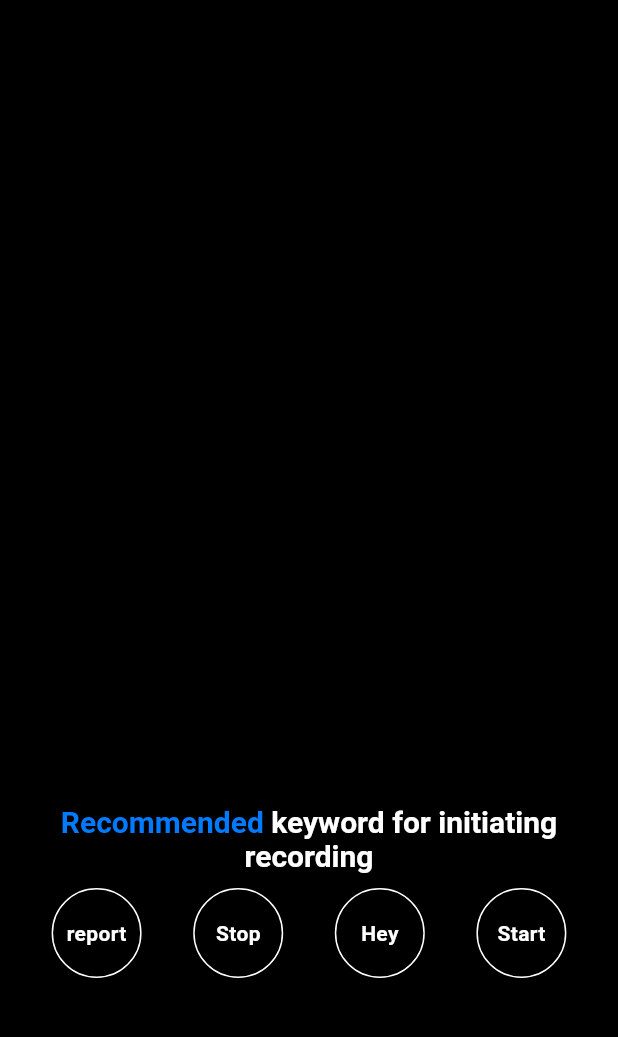
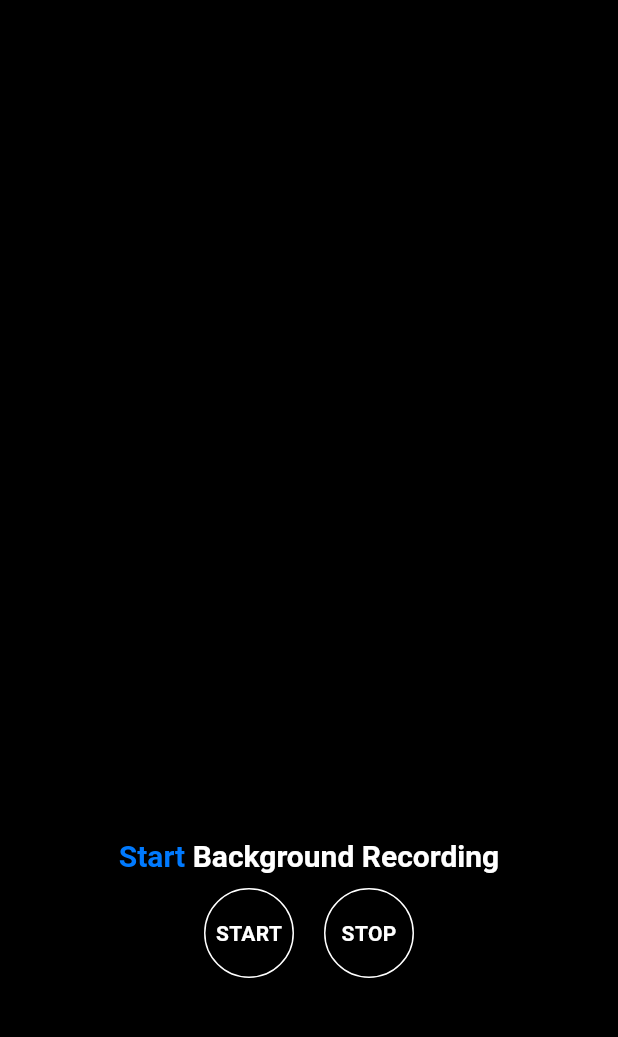
Before and after one commit to AGILE-CK/GDSC-Archivit-Frontend, a Flutter app: the VoiceSettingScreen screen opened directly, on a phone screen of 412 x 824 dp, the part 138-1175 px from its top. Run offline on Flutter 3.47's test engine with Material 3 defaults, Android fonts, the phone set to English and light mode, and no system bars; our stand-ins replace fluentui_system_icons, flutter_local_notifications, flutter_screenutil, flutter_speed_dial, get, shared_preferences; missing offline and left inert: flutter_background_service, flutter_sound; accounts and stored records are empty.

Commit message:
feat: success background recording

```diff
--- a/lib/home/home_screen_page.dart
+++ b/lib/home/home_screen_page.dart
@@ -170,9 +170,9 @@ class _HomeScreenState extends State<HomeScreen> {
                   spacing: 17,
                   runSpacing: 19.0,
                   children: files.map((file) {
-                    String ext = path.extension(file.path).toLowerCase();
+                    String ext = path.extension(file.path);
 
-                    if (ext == 'm4a') {
+                    if (ext == '.mp4') {
                       return GestureDetector(
                         onLongPress: () {
                           showEditDialog(file);
@@ -214,7 +214,7 @@ class _HomeScreenState extends State<HomeScreen> {
                           ],
                         ),
                       );
-                    } else if (ext == 'json') {
+                    } else if (ext == '.json' || ext == '.txt') {
                       return GestureDetector(
                         onLongPress: () {
                           showEditDialog(file);
--- a/lib/home/in_folder_page.dart
+++ b/lib/home/in_folder_page.dart
@@ -98,7 +98,7 @@ class _InFolderPageState extends State<InFolderPage>
         .where((element) => element.path.split('.').last == 'txt')
         .toList();
     List<FileSystemEntity> voices = files
-        .where((element) => element.path.split('.').last == 'm4a')
+        .where((element) => element.path.split('.').last == 'mp4')
         .toList();
 
     return Scaffold(
--- a/lib/home/voice_setting.dart
+++ b/lib/home/voice_setting.dart
@@ -1,4 +1,10 @@
+import 'dart:io';
+
 import 'package:flutter/material.dart';
+import 'package:flutter_background_service/flutter_background_service.dart';
+import 'package:flutter_sound/flutter_sound.dart';
+import 'package:flutter_sound/public/flutter_sound_recorder.dart';
+import 'package:path_provider/path_provider.dart';
 
 class VoiceSettingScreen extends StatefulWidget {
   @override
@@ -6,8 +12,21 @@ class VoiceSettingScreen extends StatefulWidget {
 }
 
 class _VoiceSettingScreenState extends State<VoiceSettingScreen> {
-  List<String> recordedKeywords = [];
-  TextEditingController _textEditingController = TextEditingController();
+  FlutterSoundRecorder recorder = FlutterSoundRecorder();
+  late Directory file_path;
+
+  //init
+  @override
+  void initState() {
+    super.initState();
+    initializeDirectory();
+  }
+
+  void initializeDirectory() {
+    getApplicationDocumentsDirectory().then((dir) {
+      file_path = dir;
+    });
+  }
 
   @override
   Widget build(BuildContext context) {
@@ -55,7 +74,7 @@ class _VoiceSettingScreenState extends State<VoiceSettingScreen> {
                       text: TextSpan(
                         children: [
                           TextSpan(
-                            text: 'Recommended ',
+                            text: 'Start ',
                             style: TextStyle(
                               color: Color(0xFF007AFF),
                               fontSize: 20.0,
@@ -63,7 +82,7 @@ class _VoiceSettingScreenState extends State<VoiceSettingScreen> {
                             ),
                           ),
                           TextSpan(
-                            text: 'keyword for initiating recording',
+                            text: 'Background Recording',
                             style: TextStyle(
                               color: Colors.white,
                               fontSize: 20.0,
@@ -75,14 +94,32 @@ class _VoiceSettingScreenState extends State<VoiceSettingScreen> {
                     ),
                     SizedBox(height: 10),
                     Row(
-                      mainAxisAlignment: MainAxisAlignment.spaceEvenly,
+                      mainAxisAlignment: MainAxisAlignment.center,
                       children: [
-                        _buildCircle('report'),
-                        _buildCircle('Stop'),
-                        _buildCircle('Hey'),
-                        _buildCircle('Start'),
+                        GestureDetector(
+                          onTap: () async {
+                            print("Start service");
+                            // await recorder.openRecorder(); // await 추가
+                            // await recorder.startRecorder(
+                            //   // await 추가
+                            //   toFile: file_path.path + "/test1234.mp4",
+                            //   codec: Codec.aacMP4,
+                            // );
+                            FlutterBackgroundService().startService();
+                          },
+                          child: _buildCircle('START'),
+                        ),
+                        SizedBox(width: 20),
+                        GestureDetector(
+                          onTap: () {
+                            FlutterBackgroundService().invoke(
+                              "stopService",
+                            );
+                          },
+                          child: _buildCircle('STOP'),
+                        ),
                       ],
-                    ),
+                    )
                   ],
                 ),
               ),
--- a/lib/routing/bottom_bar_routing_page.dart
+++ b/lib/routing/bottom_bar_routing_page.dart
@@ -1,5 +1,6 @@
 import 'package:flutter/material.dart';
 import 'package:gdsc/home/home_screen_page.dart';
+import 'package:gdsc/home/voice_setting.dart';
 import 'package:gdsc/provider/bottom_bar_provider.dart';
 import 'package:get/get.dart';
 import 'package:provider/provider.dart';
@@ -12,14 +13,14 @@ class BottomBarRoutingPage extends StatefulWidget {
 class _BottomBarRoutingPageState extends State<BottomBarRoutingPage> {
   List<Widget> navBarPages = [
     HomeScreen(),
-    HomeScreen(),
+    VoiceSettingScreen(),
     // HomeScreen(),
     // HomeScreen(),
   ];
 
   void _onItemTapped(int index) {
     Provider.of<BottomBarProvider>(context, listen: false).currentIndex = index;
-    Get.offAll(navBarPages[index]);
+    Get.to(() => navBarPages[index]);
   }
 
   @override
--- a/pubspec.yaml
+++ b/pubspec.yaml
@@ -44,6 +44,9 @@ dependencies:
   http: ^1.2.1
   shared_preferences: ^2.0.6
   path: ^1.8.3
+  flutter_background_service: ^5.0.5
+  flutter_local_notifications: ^16.3.2
+  flutter_sound: ^9.2.13
 
 
 dev_dependencies:
```
Also changed, not shown: lib/main.dart (+110 -4 lines), pubspec.lock, 2 other files.
